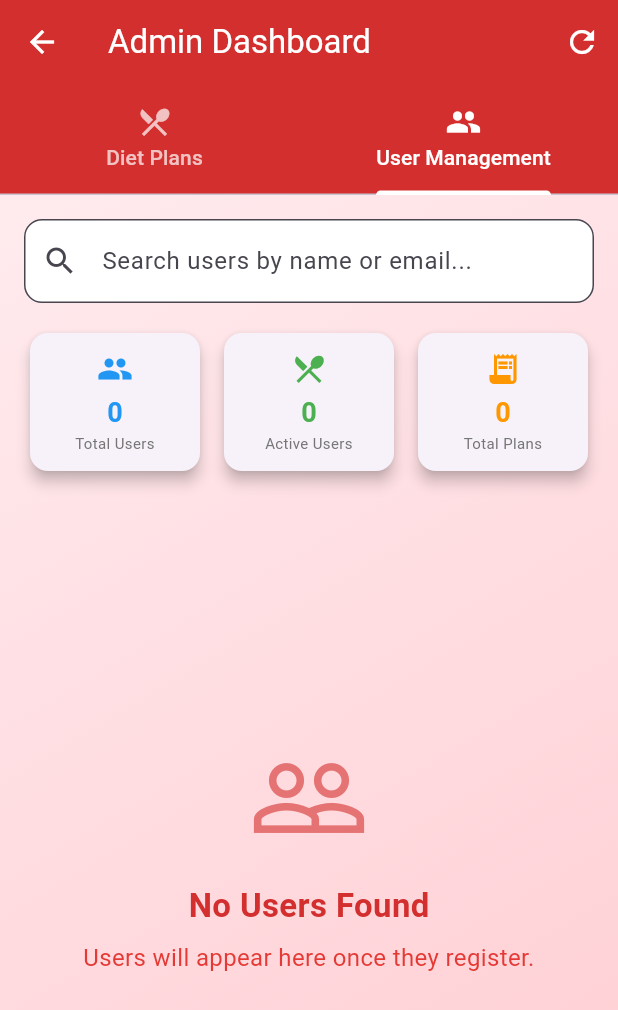
After one commit to haziq732/health-fitness, a Flutter app: the AdminScreen screen opened directly, tab 2 chosen, after a tap on the "refresh" icon, on a phone screen of 412 x 824 dp. The commit adds this screen. Shown: the top 1010 px of the screen. Run offline on Flutter 3.47's test engine with Material 3 defaults, Android fonts, the phone set to English and light mode, and no system bars; our stand-ins replace cloud_firestore, firebase_auth, firebase_core, firebase_storage, google_generative_ai, image_picker and 1 more; accounts and stored records are empty.

Commit message:
user management

```diff
--- a/lib/admin_screen.dart
+++ b/lib/admin_screen.dart
@@ -3,22 +3,32 @@ import 'package:cloud_firestore/cloud_firestore.dart';
 import 'package:intl/intl.dart';
 import 'services/admin_service.dart';
 import 'plan_detail_screen.dart';
+import 'user_management_screen.dart';
 
 class AdminScreen extends StatefulWidget {
   @override
   _AdminScreenState createState() => _AdminScreenState();
 }
 
-class _AdminScreenState extends State<AdminScreen> {
+class _AdminScreenState extends State<AdminScreen> with SingleTickerProviderStateMixin {
   final AdminService _adminService = AdminService();
   bool _isLoading = true;
   List<Map<String, dynamic>> _usersWithPlans = [];
   Map<String, dynamic> _statistics = {};
+  late TabController _tabController;
+  final GlobalKey<UserManagementScreenState> _userManagementKey = GlobalKey<UserManagementScreenState>();
 
   @override
   void initState() {
     super.initState();
+    _tabController = TabController(length: 2, vsync: this);
     _loadData();
+  }
+
+  @override
+  void dispose() {
+    _tabController.dispose();
+    super.dispose();
   }
 
   Future<void> _loadData() async {
@@ -94,15 +104,50 @@ class _AdminScreenState extends State<AdminScreen> {
         title: Text('Admin Dashboard'),
         backgroundColor: Colors.red.shade700,
         foregroundColor: Colors.white,
+        bottom: TabBar(
+          controller: _tabController,
+          indicatorColor: Colors.white,
+          labelColor: Colors.white,
+          unselectedLabelColor: Colors.white70,
+          tabs: [
+            Tab(
+              icon: Icon(Icons.restaurant_menu),
+              text: 'Diet Plans',
+            ),
+            Tab(
+              icon: Icon(Icons.people),
+              text: 'User Management',
+            ),
+          ],
+        ),
         actions: [
           IconButton(
             icon: Icon(Icons.refresh),
-            onPressed: _loadData,
+            onPressed: () {
+              if (_tabController.index == 0) {
+                _loadData();
+              } else if (_tabController.index == 1) {
+                _userManagementKey.currentState?.loadUsers();
+              }
+            },
             tooltip: 'Refresh',
           ),
         ],
       ),
-      body: _isLoading
+      body: TabBarView(
+        controller: _tabController,
+        children: [
+          // Diet Plans Tab
+          _buildDietPlansTab(),
+          // User Management Tab
+          UserManagementScreen(key: _userManagementKey),
+        ],
+      ),
+    );
+  }
+
+  Widget _buildDietPlansTab() {
+    return _isLoading
         ? Center(child: CircularProgressIndicator())
         : Container(
             decoration: BoxDecoration(
@@ -124,7 +169,6 @@ class _AdminScreenState extends State<AdminScreen> {
                       : _buildUsersList(),
                 ),
               ],
-              ),
             ),
           );
   }
@@ -243,7 +287,7 @@ class _AdminScreenState extends State<AdminScreen> {
             leading: CircleAvatar(
               backgroundColor: Colors.red.shade100,
               child: Text(
-                user['name'][0].toUpperCase(),
+                (user['name'] != null && user['name'].isNotEmpty ? user['name'][0].toUpperCase() : '?'),
                 style: TextStyle(
                   fontWeight: FontWeight.bold,
                   color: Colors.red.shade700,
--- a/lib/dashboard_screen.dart
+++ b/lib/dashboard_screen.dart
@@ -274,9 +274,6 @@ class _DashboardScreenState extends State<DashboardScreen> {
         _buildDashboardItem(context, "Admin Dashboard", Icons.admin_panel_settings, Colors.red, () {
           Navigator.push(context, MaterialPageRoute(builder: (_) => AdminScreen()));
         }),
-        _buildDashboardItem(context, "My Profile", Icons.person, Colors.purple, () {
-          Navigator.push(context, MaterialPageRoute(builder: (_) => ProfileScreen())).then((_) => _loadDashboardData());
-        }),
       ];
     } else {
       items = [
--- a/lib/screens/login_screen.dart
+++ b/lib/screens/login_screen.dart
@@ -9,6 +9,7 @@ import '../services/user_service.dart';
 import '../services/admin_service.dart';
 import '../register_screen.dart';
 import '../widgets/welcome_dialog.dart';
+import '../admin_screen.dart';
 
 class LoginScreen extends StatefulWidget {
   const LoginScreen({Key? key}) : super(key: key);
@@ -163,10 +164,10 @@ class _LoginScreenState extends State<LoginScreen> with TickerProviderStateMixin
 
         if (mounted) {
           if (isAdmin) {
-            // Admin users go directly to dashboard without welcome dialog
+            // Admin users go directly to admin dashboard
             Navigator.pushReplacement(
               context,
-              MaterialPageRoute(builder: (context) => DashboardScreen()),
+              MaterialPageRoute(builder: (context) => AdminScreen()),
             );
           } else {
             // Regular users check if they're new and show welcome dialog if needed
--- a/lib/services/admin_service.dart
+++ b/lib/services/admin_service.dart
@@ -14,6 +14,98 @@ class AdminService {
     if (user == null) return false;
 
     return user.email == ADMIN_EMAIL;
+  }
+
+  // Get all users (including those without diet plans)
+  Future<List<Map<String, dynamic>>> getAllUsers() async {
+    try {
+      final QuerySnapshot usersSnapshot = await _firestore.collection('users').get();
+      List<Map<String, dynamic>> allUsers = [];
+
+      for (var userDoc in usersSnapshot.docs) {
+        final userData = userDoc.data() as Map<String, dynamic>;
+
+        // Skip admin user
+        if (userData['email'] == ADMIN_EMAIL) continue;
+
+        final List<dynamic> dietPlans = userData['dietPlans'] ?? [];
+
+        allUsers.add({
+          'uid': userDoc.id,
+          'email': userData['email'] ?? 'Unknown',
+          'name': userData['profile']?['name'] ?? 'Unknown',
+          'dietPlans': dietPlans,
+          'createdAt': userData['createdAt'],
+          'profile': userData['profile'] ?? {},
+        });
+      }
+
+      // Sort by creation date, newest first
+      allUsers.sort((a, b) {
+        final aDate = a['createdAt'] as Timestamp?;
+        final bDate = b['createdAt'] as Timestamp?;
+        if (aDate == null && bDate == null) return 0;
+        if (aDate == null) return 1;
+        if (bDate == null) return -1;
+        return bDate.compareTo(aDate);
+      });
+
+      return allUsers;
+    } catch (e) {
+      print('Failed to get all users: $e');
+      return [];
+    }
+  }
+
+  // Get detailed user information
+  Future<Map<String, dynamic>?> getUserDetails(String userId) async {
+    try {
+      final userDoc = await _firestore.collection('users').doc(userId).get();
+      if (!userDoc.exists) return null;
+
+      final userData = userDoc.data() as Map<String, dynamic>;
+      return {
+        'uid': userDoc.id,
+        'email': userData['email'] ?? 'Unknown',
+        'name': userData['profile']?['name'] ?? 'Unknown',
+        'age': userData['profile']?['age'] ?? 'Not specified',
+        'gender': userData['profile']?['gender'] ?? 'Not specified',
+        'weight': userData['profile']?['weight'] ?? 'Not specified',
+        'height': userData['profile']?['height'] ?? 'Not specified',
+        'activityLevel': userData['profile']?['activityLevel'] ?? 'Not specified',
+        'goal': userData['profile']?['goal'] ?? 'Not specified',
+        'dietPlans': userData['dietPlans'] ?? [],
+        'createdAt': userData['createdAt'],
+        'profile': userData['profile'] ?? {},
+      };
+    } catch (e) {
+      print('Failed to get user details: $e');
+      return null;
+    }
+  }
+
+  // Delete user account and all associated data
+  Future<void> deleteUserAccount(String userId) async {
+    try {
+      // Get user data first to check if it's admin
+      final userDoc = await _firestore.collection('users').doc(userId).get();
+      if (!userDoc.exists) throw Exception('User not found');
+
+      final userData = userDoc.data() as Map<String, dynamic>;
+      if (userData['email'] == ADMIN_EMAIL) {
+        throw Exception('Cannot delete admin account');
+      }
+
+      // Delete user document from Firestore
+      await _firestore.collection('users').doc(userId).delete();
+
+      // Note: Firebase Auth user deletion requires admin SDK or user authentication
+      // For now, we only delete the Firestore data
+      // The user will still be able to log in but won't have any data
+    } catch (e) {
+      print('Failed to delete user account: $e');
+      rethrow;
+    }
   }
 
   // Get all users with their diet plans
--- /dev/null
+++ b/lib/user_management_screen.dart
@@ -0,0 +1,462 @@
+import 'package:flutter/material.dart';
+import 'package:cloud_firestore/cloud_firestore.dart';
+import 'package:intl/intl.dart';
+import 'services/admin_service.dart';
+import 'plan_detail_screen.dart';
+
+class UserManagementScreen extends StatefulWidget {
+  const UserManagementScreen({Key? key}) : super(key: key);
+  @override
+  UserManagementScreenState createState() => UserManagementScreenState();
+}
+
+class UserManagementScreenState extends State<UserManagementScreen> {
+  final AdminService _adminService = AdminService();
+  bool _isLoading = true;
+  List<Map<String, dynamic>> _allUsers = [];
+  String _searchQuery = '';
+
+  @override
+  void initState() {
+    super.initState();
+    loadUsers();
+  }
+
+  Future<void> loadUsers() async {
+    setState(() => _isLoading = true);
+    try {
+      final users = await _adminService.getAllUsers();
+      setState(() {
+        _allUsers = users;
+        _isLoading = false;
+      });
+    } catch (e) {
+      setState(() => _isLoading = false);
+      _showErrorSnackBar('Failed to load users: $e');
+    }
+  }
+
+  List<Map<String, dynamic>> get _filteredUsers {
+    if (_searchQuery.isEmpty) return _allUsers;
+
+    return _allUsers.where((user) {
+      final name = user['name'].toString().toLowerCase();
+      final email = user['email'].toString().toLowerCase();
+      final query = _searchQuery.toLowerCase();
+
+      return name.contains(query) || email.contains(query);
+    }).toList();
+  }
+
+  void _showErrorSnackBar(String message) {
+    ScaffoldMessenger.of(context).showSnackBar(
+      SnackBar(
+        content: Text(message),
+        backgroundColor: Colors.red,
+        behavior: SnackBarBehavior.floating,
+      ),
+    );
+  }
+
+  void _showSuccessSnackBar(String message) {
+    ScaffoldMessenger.of(context).showSnackBar(
+      SnackBar(
+        content: Text(message),
+        backgroundColor: Colors.green,
+        behavior: SnackBarBehavior.floating,
+      ),
+    );
+  }
+
+  Future<void> _deleteUserAccount(String userId, String userName) async {
+    final confirmed = await showDialog<bool>(
+      context: context,
+      builder: (context) => AlertDialog(
+        title: Text('Delete User Account'),
+        content: Text(
+          'Are you sure you want to delete the account for "$userName"?\n\n'
+          'This action cannot be undone and will remove all user data including diet plans.',
+        ),
+        actions: [
+          TextButton(
+            onPressed: () => Navigator.of(context).pop(false),
+            child: Text('Cancel'),
+          ),
+          TextButton(
+            onPressed: () => Navigator.of(context).pop(true),
+            child: Text('Delete', style: TextStyle(color: Colors.red)),
+          ),
+        ],
+      ),
+    );
+
+    if (confirmed == true) {
+      try {
+        await _adminService.deleteUserAccount(userId);
+        _showSuccessSnackBar('User account deleted successfully');
+        loadUsers(); // Reload the user list
+      } catch (e) {
+        _showErrorSnackBar('Failed to delete user account: $e');
+      }
+    }
+  }
+
+  Future<void> _showUserDetails(Map<String, dynamic> user) async {
+    try {
+      final userDetails = await _adminService.getUserDetails(user['uid']);
+      if (userDetails == null) {
+        _showErrorSnackBar('Failed to load user details');
+        return;
+      }
+
+      showDialog(
+        context: context,
+        builder: (context) => AlertDialog(
+          title: Text('User Details'),
+          content: SingleChildScrollView(
+            child: Column(
+              crossAxisAlignment: CrossAxisAlignment.start,
+              mainAxisSize: MainAxisSize.min,
+              children: [
+                _buildDetailRow('Name', userDetails['name']),
+                _buildDetailRow('Email', userDetails['email']),
+                _buildDetailRow('Age', userDetails['age']),
+                _buildDetailRow('Gender', userDetails['gender']),
+                _buildDetailRow('Weight', userDetails['weight']),
+                _buildDetailRow('Height', userDetails['height']),
+                _buildDetailRow('Activity Level', userDetails['activityLevel']),
+                _buildDetailRow('Goal', userDetails['goal']),
+                _buildDetailRow('Diet Plans', '${userDetails['dietPlans'].length} plans'),
+                _buildDetailRow('Joined', _formatDate(userDetails['createdAt'])),
+              ],
+            ),
+          ),
+          actions: [
+            TextButton(
+              onPressed: () => Navigator.of(context).pop(),
+              child: Text('Close'),
+            ),
+            if (userDetails['dietPlans'].isNotEmpty)
+              TextButton(
+                onPressed: () {
+                  Navigator.of(context).pop();
+                  _showUserDietPlans(userDetails);
+                },
+                child: Text('View Diet Plans'),
+              ),
+          ],
+        ),
+      );
+    } catch (e) {
+      _showErrorSnackBar('Failed to load user details: $e');
+    }
+  }
+
+  Widget _buildDetailRow(String label, dynamic value) {
+    return Padding(
+      padding: EdgeInsets.symmetric(vertical: 4),
+      child: Row(
+        crossAxisAlignment: CrossAxisAlignment.start,
+        children: [
+          SizedBox(
+            width: 100,
+            child: Text(
+              '$label:',
+              style: TextStyle(
+                fontWeight: FontWeight.bold,
+                color: Colors.grey.shade700,
+              ),
+            ),
+          ),
+          Expanded(
+            child: Text(
+              value.toString(),
+              style: TextStyle(color: Colors.black87),
+            ),
+          ),
+        ],
+      ),
+    );
+  }
+
+  String _formatDate(dynamic timestamp) {
+    if (timestamp == null) return 'Unknown';
+    if (timestamp is Timestamp) {
+      return DateFormat('MMM d, yyyy').format(timestamp.toDate());
+    }
+    return 'Unknown';
+  }
+
+  void _showUserDietPlans(Map<String, dynamic> userDetails) {
+    showDialog(
+      context: context,
+      builder: (context) => AlertDialog(
+        title: Text('${userDetails['name']} - Diet Plans'),
+        content: Container(
+          width: double.maxFinite,
+          height: 400,
+          child: ListView.builder(
+            itemCount: userDetails['dietPlans'].length,
+            itemBuilder: (context, index) {
+              final plan = userDetails['dietPlans'][index];
+              final planText = plan['plan'] ?? 'No plan content';
+              final planSnippet = planText.split('\n').first;
+
+              return ListTile(
+                leading: CircleAvatar(
+                  backgroundColor: Colors.green.shade100,
+                  child: Icon(Icons.restaurant_menu, color: Colors.green.shade700),
+                ),
+                title: Text('Diet Plan #${index + 1}'),
+                subtitle: Text(
+                  planSnippet,
+                  maxLines: 2,
+                  overflow: TextOverflow.ellipsis,
+                ),
+                trailing: IconButton(
+                  icon: Icon(Icons.visibility, color: Colors.blue),
+                  onPressed: () {
+                    Navigator.of(context).pop();
+                    Navigator.push(
+                      context,
+                      MaterialPageRoute(
+                        builder: (context) => PlanDetailScreen(
+                          plan: planText,
+                          title: '${userDetails['name']} - Diet Plan #${index + 1}',
+                        ),
+                      ),
+                    );
+                  },
+                  tooltip: 'View Plan',
+                ),
+              );
+            },
+          ),
+        ),
+        actions: [
+          TextButton(
+            onPressed: () => Navigator.of(context).pop(),
+            child: Text('Close'),
+          ),
+        ],
+      ),
+    );
+  }
+
+  @override
+  Widget build(BuildContext context) {
+    return Scaffold(
+      body: _isLoading
+          ? Center(child: CircularProgressIndicator())
+          : Container(
+              decoration: BoxDecoration(
+                gradient: LinearGradient(
+                  colors: [Colors.red.shade50, Colors.red.shade100],
+                  begin: Alignment.topLeft,
+                  end: Alignment.bottomRight,
+                ),
+              ),
+              child: Column(
+                children: [
+                  // Search Bar
+                  _buildSearchBar(),
+
+                  // User Statistics
+                  _buildUserStats(),
+
+                  // Users List
+                  Expanded(
+                    child: _filteredUsers.isEmpty
+                        ? _buildEmptyState()
+                        : _buildUsersList(),
+                  ),
+                ],
+              ),
+            ),
+    );
+  }
+
+  Widget _buildSearchBar() {
+    return Container(
+      padding: EdgeInsets.all(16),
+      child: TextField(
+        onChanged: (value) {
+          setState(() {
+            _searchQuery = value;
+          });
+        },
+        decoration: InputDecoration(
+          hintText: 'Search users by name or email...',
+          prefixIcon: Icon(Icons.search),
+          border: OutlineInputBorder(
+            borderRadius: BorderRadius.circular(12),
+          ),
+          filled: true,
+          fillColor: Colors.white,
+        ),
+      ),
+    );
+  }
+
+  Widget _buildUserStats() {
+    final totalUsers = _allUsers.length;
+    final usersWithPlans = _allUsers.where((user) => user['dietPlans'].isNotEmpty).length;
+    final totalPlans = _allUsers.fold<int>(0, (sum, user) => sum + (user['dietPlans'] as List).length);
+
+    return Container(
+      padding: EdgeInsets.symmetric(horizontal: 16),
+      child: Row(
+        children: [
+          Expanded(
+            child: _buildStatCard(
+              'Total Users',
+              totalUsers.toString(),
+              Icons.people,
+              Colors.blue,
+            ),
+          ),
+          SizedBox(width: 8),
+          Expanded(
+            child: _buildStatCard(
+              'Active Users',
+              usersWithPlans.toString(),
+              Icons.restaurant_menu,
+              Colors.green,
+            ),
+          ),
+          SizedBox(width: 8),
+          Expanded(
+            child: _buildStatCard(
+              'Total Plans',
+              totalPlans.toString(),
+              Icons.receipt_long,
+              Colors.orange,
+            ),
+          ),
+        ],
+      ),
+    );
+  }
+
+  Widget _buildStatCard(String title, String value, IconData icon, Color color) {
+    return Card(
+      elevation: 4,
+      shape: RoundedRectangleBorder(borderRadius: BorderRadius.circular(12)),
+      child: Padding(
+        padding: EdgeInsets.all(12),
+        child: Column(
+          children: [
+            Icon(icon, size: 24, color: color),
+            SizedBox(height: 4),
+            Text(
+              value,
+              style: TextStyle(
+                fontSize: 18,
+                fontWeight: FontWeight.bold,
+                color: color,
+              ),
+            ),
+            Text(
+              title,
+              style: TextStyle(
+                fontSize: 10,
+                color: Colors.grey.shade600,
+              ),
+              textAlign: TextAlign.center,
+            ),
+          ],
+        ),
+      ),
+    );
+  }
+
+  Widget _buildEmptyState() {
+    return Center(
+      child: Column(
+        mainAxisAlignment: MainAxisAlignment.center,
+        children: [
+          Icon(Icons.people_outline, size: 80, color: Colors.red.shade300),
+          SizedBox(height: 16),
+          Text(
+            _searchQuery.isEmpty ? 'No Users Found' : 'No Users Match Search',
+            style: TextStyle(
+              fontSize: 22,
+              fontWeight: FontWeight.bold,
+              color: Colors.red.shade700,
+            ),
+          ),
+          SizedBox(height: 8),
+          Text(
+            _searchQuery.isEmpty
+                ? 'Users will appear here once they register.'
+                : 'Try adjusting your search terms.',
+            style: TextStyle(fontSize: 16, color: Colors.red.shade600),
+            textAlign: TextAlign.center,
+          ),
+        ],
+      ),
+    );
+  }
+
+  Widget _buildUsersList() {
+    return ListView.builder(
+      padding: EdgeInsets.all(16),
+      itemCount: _filteredUsers.length,
+      itemBuilder: (context, index) {
+        final user = _filteredUsers[index];
+        final List<dynamic> dietPlans = user['dietPlans'];
+        final createdAt = user['createdAt'] as Timestamp?;
+        final formattedDate = createdAt != null
+            ? DateFormat('MMM d, yyyy').format(createdAt.toDate())
+            : 'Unknown date';
+
+        return Card(
+          margin: EdgeInsets.only(bottom: 12),
+          elevation: 4,
+          shape: RoundedRectangleBorder(borderRadius: BorderRadius.circular(12)),
+          child: ListTile(
+            leading: CircleAvatar(
+              backgroundColor: Colors.red.shade100,
+              child: Text(
+                (user['name'] != null && user['name'].isNotEmpty ? user['name'][0].toUpperCase() : '?'),
+                style: TextStyle(
+                  fontWeight: FontWeight.bold,
+                  color: Colors.red.shade700,
+                ),
+              ),
+            ),
+            title: Text(
+              user['name'],
+              style: TextStyle(fontWeight: FontWeight.bold),
+            ),
+            subtitle: Column(
+              crossAxisAlignment: CrossAxisAlignment.start,
+              children: [
+                Text(user['email']),
+                Text(
+                  '${dietPlans.length} diet plan(s) • Joined $formattedDate',
+                  style: TextStyle(fontSize: 12, color: Colors.grey.shade600),
+                ),
+              ],
+            ),
+            trailing: Row(
+              mainAxisSize: MainAxisSize.min,
+              children: [
+                IconButton(
+                  icon: Icon(Icons.info_outline, color: Colors.blue),
+                  onPressed: () => _showUserDetails(user),
+                  tooltip: 'View Details',
+                ),
+                IconButton(
+                  icon: Icon(Icons.delete, color: Colors.red),
+                  onPressed: () => _deleteUserAccount(user['uid'], user['name']),
+                  tooltip: 'Delete Account',
+                ),
+              ],
+            ),
+          ),
+        );
+      },
+    );
+  }
+}
```
Also changed, not shown: 5 other files. Lines whose indentation alone changed are shown as unchanged.
